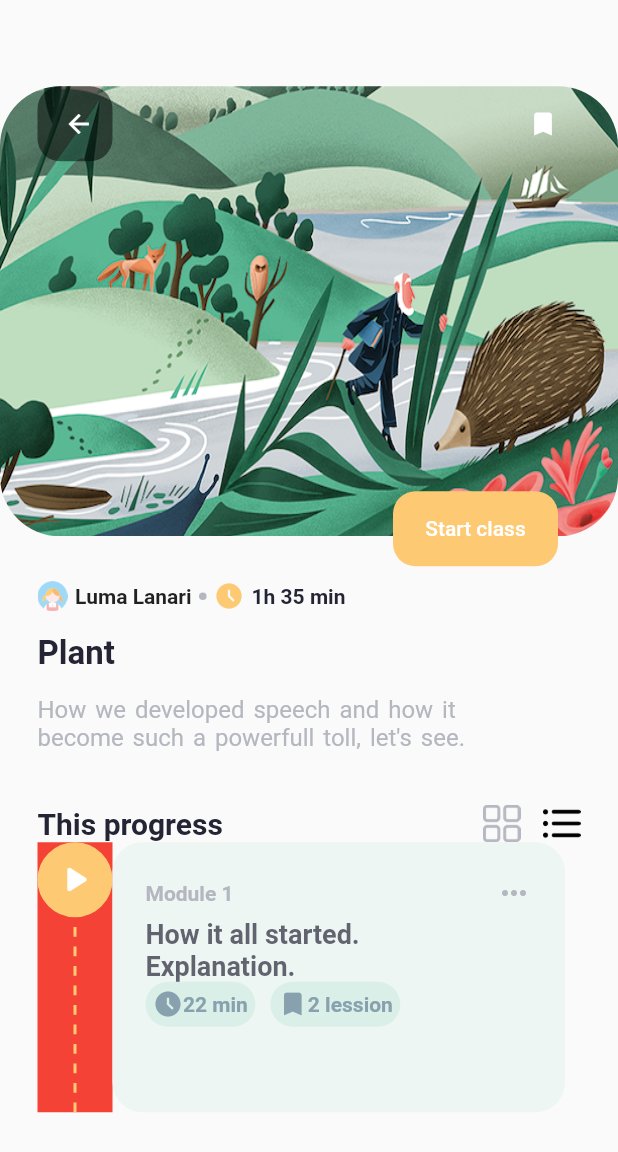
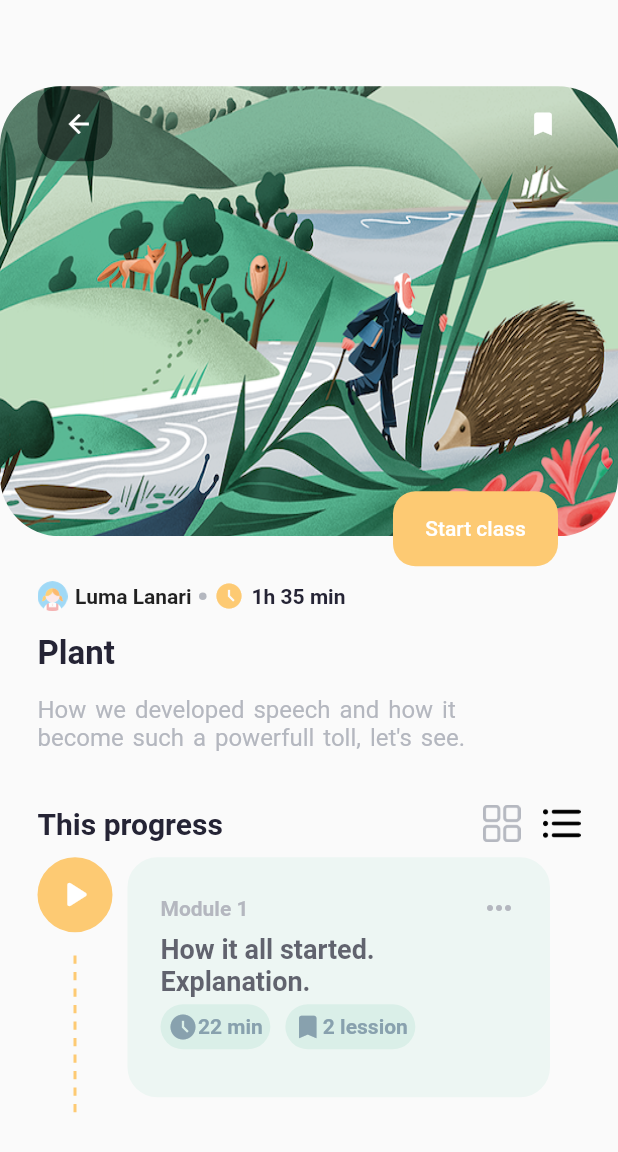
Before and after one commit to beshprakash11/course_app, a Flutter app: the screen it shows after launch, after a tap on "Start", on a phone screen of 412 x 824 dp. Shown: the top 1152 px of the screen. Run offline on Flutter 3.47's test engine with Material 2 defaults, Android fonts, the phone set to English and light mode, and no system bars; our stand-ins replace percent_indicator.

Commit message:
View updated

```diff
--- a/lib/screens/detail/widget/course_module.dart
+++ b/lib/screens/detail/widget/course_module.dart
@@ -14,6 +14,7 @@ class CourseModule extends StatelessWidget {
           child: Column(
             children: [
               Container(
+                margin: EdgeInsets.symmetric(vertical: 10),
                 padding: const EdgeInsets.all(8),
                 decoration: BoxDecoration(
                   border: Border.all(color: module.iconBorder, width: 2),
@@ -32,10 +33,11 @@ class CourseModule extends StatelessWidget {
                   )))
               )
           ],),
-          color: Colors.red,)),
+          color: Colors.transparent,)),
         Flexible(
           flex: 5,
           child: Container(
+            margin: EdgeInsets.all(10),
             padding: EdgeInsets.all(20),
             decoration: BoxDecoration(
               border: Border.all(color: module.moudleBorder, width: 2),
@@ -66,6 +68,7 @@ class CourseModule extends StatelessWidget {
                     fontWeight: FontWeight.bold
                   ),
                 ),
+                SizedBox(height: 5,),
                 Row(
                   children: [
                     _buildButton(Icons.access_time_filled, module.time),
```
